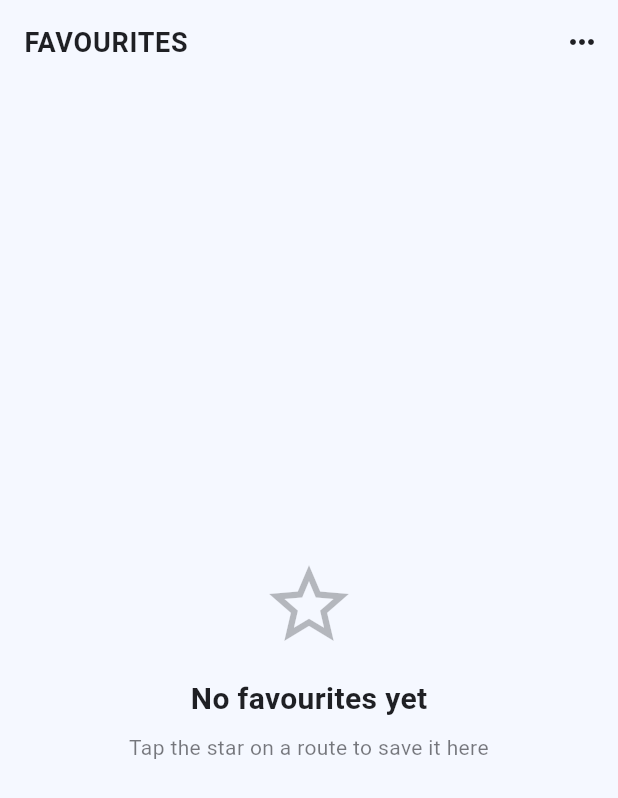
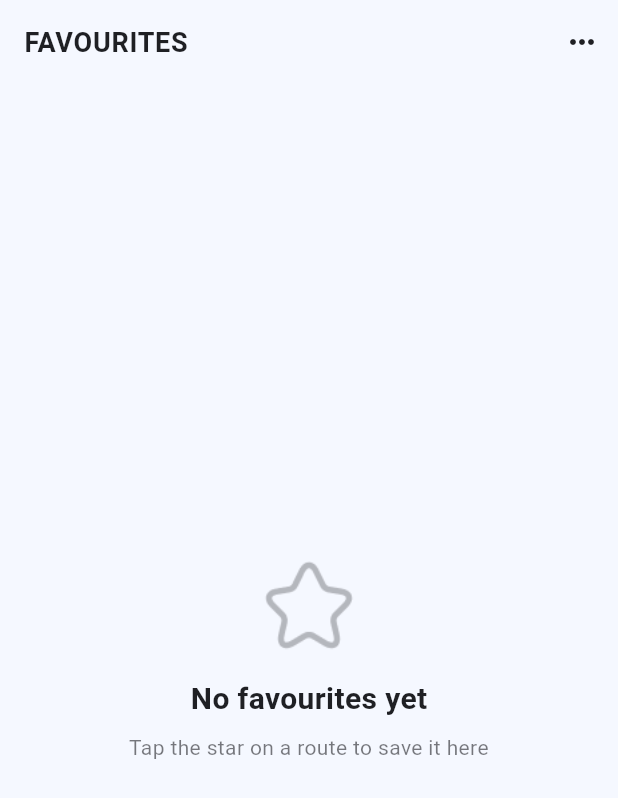
Before and after one commit to athenavillarin/lugar_app, a Flutter app: the FavoritesScreen screen opened directly, on a phone screen of 412 x 824 dp. Shown: the top 798 px of the screen. Run offline on Flutter 3.47's test engine with Material 3 defaults, Android fonts, the phone set to English and light mode, and no system bars; our stand-ins replace cloud_firestore, firebase_auth, firebase_core, firebase_messaging, flutter_map, geocoding and 6 more; accounts and stored records are empty; project files that could hold a hidden picture were left out.

Commit message:
changed the favorite icon to match the one in nav

```diff
--- a/lib/screens/favorites/favorites_screen.dart
+++ b/lib/screens/favorites/favorites_screen.dart
@@ -242,10 +242,17 @@ class _FavoritesScreenState extends State<FavoritesScreen> {
         child: Column(
           mainAxisAlignment: MainAxisAlignment.center,
           children: [
-            Icon(
-              Icons.star_border,
-              size: 64,
-              color: theme.textTheme.bodyLarge?.color?.withOpacity(0.3),
+            ColorFiltered(
+              colorFilter: ColorFilter.mode(
+                theme.textTheme.bodyLarge?.color?.withOpacity(0.3) ??
+                    Colors.grey,
+                BlendMode.srcIn,
+              ),
+              child: Image.asset(
+                'assets/icons/star.png',
+                width: 64,
+                height: 64,
+              ),
             ),
             const SizedBox(height: 16),
             Text(
```
